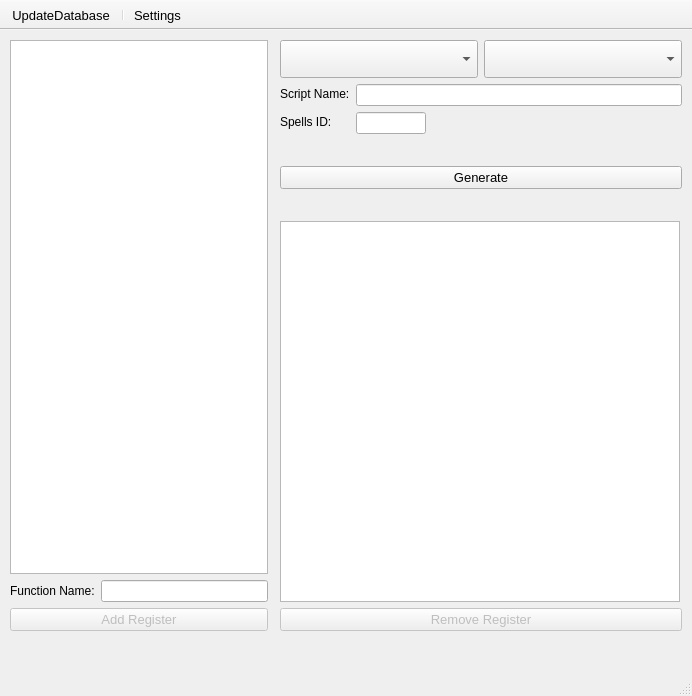
Yourp/UWOWDevelopHelper, file mainwindow.ui: the form before one commit.
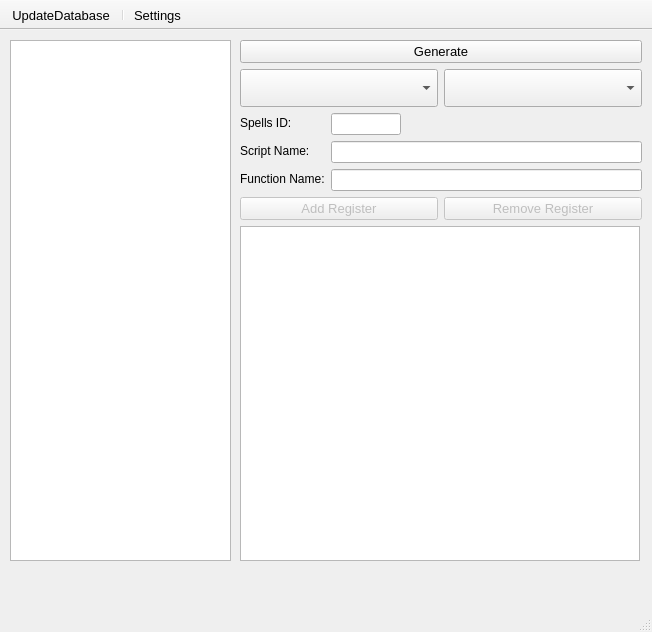
The form after the commit. Icons and pictures are not drawn.

Commit message: во, походу оно

Patch:
```diff
--- a/mainwindow.ui
+++ b/mainwindow.ui
@@ -12,8 +12,8 @@
    <rect>
     <x>0</x>
     <y>0</y>
-    <width>692</width>
-    <height>696</height>
+    <width>652</width>
+    <height>632</height>
    </rect>
   </property>
   <property name="contextMenuPolicy">
@@ -50,8 +50,8 @@
      <rect>
       <x>10</x>
       <y>10</y>
-      <width>258</width>
-      <height>591</height>
+      <width>221</width>
+      <height>521</height>
      </rect>
     </property>
     <layout class="QVBoxLayout" name="verticalLayout">
@@ -116,88 +116,55 @@
        </property>
       </widget>
      </item>
-     <item>
-      <layout class="QHBoxLayout" name="horizontalLayout_2">
-       <item>
-        <widget class="QLabel" name="label_3">
-         <property name="minimumSize">
-          <size>
-           <width>0</width>
-           <height>15</height>
-          </size>
-         </property>
-         <property name="maximumSize">
-          <size>
-           <width>16777215</width>
-           <height>15</height>
-          </size>
-         </property>
-         <property name="text">
-          <string>Function Name:</string>
-         </property>
-        </widget>
-       </item>
-       <item>
-        <widget class="QLineEdit" name="LE_FunctionName">
-         <property name="minimumSize">
-          <size>
-           <width>0</width>
-           <height>20</height>
-          </size>
-         </property>
-        </widget>
-       </item>
-      </layout>
-     </item>
-     <item>
-      <widget class="QPushButton" name="PB_AddRegister">
-       <property name="enabled">
-        <bool>false</bool>
-       </property>
-       <property name="font">
-        <font>
-         <pointsize>10</pointsize>
-        </font>
-       </property>
-       <property name="text">
-        <string>Add Register</string>
-       </property>
-       <property name="icon">
-        <iconset>
-         <normaloff>Icons/pencil_plus_icon_138298.png</normaloff>Icons/pencil_plus_icon_138298.png</iconset>
-       </property>
-       <property name="iconSize">
-        <size>
-         <width>30</width>
-         <height>30</height>
-        </size>
-       </property>
-       <property name="shortcut">
-        <string>Return</string>
-       </property>
-       <property name="autoDefault">
-        <bool>true</bool>
-       </property>
-       <property name="default">
-        <bool>true</bool>
-       </property>
-       <property name="flat">
-        <bool>false</bool>
-       </property>
-      </widget>
-     </item>
     </layout>
    </widget>
    <widget class="QWidget" name="">
     <property name="geometry">
      <rect>
-      <x>280</x>
+      <x>240</x>
       <y>10</y>
       <width>402</width>
-      <height>591</height>
+      <height>521</height>
      </rect>
     </property>
     <layout class="QVBoxLayout" name="verticalLayout_2">
+     <item>
+      <widget class="QPushButton" name="PB_GenerateCode">
+       <property name="font">
+        <font>
+         <pointsize>10</pointsize>
+        </font>
+       </property>
+       <property name="text">
+        <string>Generate</string>
+       </property>
+       <property name="icon">
+        <iconset>
+         <normaloff>Icons/language_cpp_icon_136465.png</normaloff>Icons/language_cpp_icon_136465.png</iconset>
+       </property>
+       <property name="iconSize">
+        <size>
+         <width>30</width>
+         <height>30</height>
+        </size>
+       </property>
+       <property name="checkable">
+        <bool>false</bool>
+       </property>
+       <property name="autoRepeatDelay">
+        <number>3000</number>
+       </property>
+       <property name="autoRepeatInterval">
+        <number>1000</number>
+       </property>
+       <property name="autoDefault">
+        <bool>false</bool>
+       </property>
+       <property name="default">
+        <bool>false</bool>
+       </property>
+      </widget>
+     </item>
      <item>
       <layout class="QHBoxLayout" name="horizontalLayout">
        <item>
@@ -244,35 +211,6 @@
      <item>
       <layout class="QFormLayout" name="formLayout">
        <item row="0" column="0">
-        <widget class="QLabel" name="label">
-         <property name="minimumSize">
-          <size>
-           <width>0</width>
-           <height>20</height>
-          </size>
-         </property>
-         <property name="maximumSize">
-          <size>
-           <width>16777215</width>
-           <height>20</height>
-          </size>
-         </property>
-         <property name="text">
-          <string>Script Name:</string>
-         </property>
-        </widget>
-       </item>
-       <item row="0" column="1">
-        <widget class="QLineEdit" name="LE_ScriptName">
-         <property name="minimumSize">
-          <size>
-           <width>128</width>
-           <height>0</height>
-          </size>
-         </property>
-        </widget>
-       </item>
-       <item row="1" column="0">
         <widget class="QLabel" name="label_2">
          <property name="minimumSize">
           <size>
@@ -291,7 +229,7 @@
          </property>
         </widget>
        </item>
-       <item row="1" column="1">
+       <item row="0" column="1">
         <widget class="QLineEdit" name="LE_SpellID">
          <property name="maximumSize">
           <size>
@@ -304,165 +242,145 @@
          </property>
         </widget>
        </item>
+       <item row="1" column="0">
+        <widget class="QLabel" name="label">
+         <property name="minimumSize">
+          <size>
+           <width>0</width>
+           <height>20</height>
+          </size>
+         </property>
+         <property name="maximumSize">
+          <size>
+           <width>16777215</width>
+           <height>20</height>
+          </size>
+         </property>
+         <property name="text">
+          <string>Script Name:</string>
+         </property>
+        </widget>
+       </item>
+       <item row="1" column="1">
+        <widget class="QLineEdit" name="LE_ScriptName">
+         <property name="minimumSize">
+          <size>
+           <width>128</width>
+           <height>0</height>
+          </size>
+         </property>
+        </widget>
+       </item>
+       <item row="2" column="0">
+        <widget class="QLabel" name="label_3">
+         <property name="minimumSize">
+          <size>
+           <width>0</width>
+           <height>20</height>
+          </size>
+         </property>
+         <property name="maximumSize">
+          <size>
+           <width>16777215</width>
+           <height>20</height>
+          </size>
+         </property>
+         <property name="text">
+          <string>Function Name:</string>
+         </property>
+        </widget>
+       </item>
+       <item row="2" column="1">
+        <widget class="QLineEdit" name="LE_FunctionName">
+         <property name="minimumSize">
+          <size>
+           <width>0</width>
+           <height>20</height>
+          </size>
+         </property>
+        </widget>
+       </item>
       </layout>
      </item>
      <item>
       <layout class="QHBoxLayout" name="horizontalLayout_3">
        <item>
-        <spacer name="horizontalSpacer">
-         <property name="orientation">
-          <enum>Qt::Horizontal</enum>
+        <widget class="QPushButton" name="PB_AddRegister">
+         <property name="enabled">
+          <bool>false</bool>
          </property>
-         <property name="sizeHint" stdset="0">
-          <size>
-           <width>40</width>
-           <height>20</height>
-          </size>
+         <property name="font">
+          <font>
+           <pointsize>10</pointsize>
+          </font>
          </property>
-        </spacer>
-       </item>
-       <item>
-        <widget class="QLabel" name="label_4">
-         <property name="enabled">
-          <bool>true</bool>
+         <property name="text">
+          <string>Add Register</string>
          </property>
-         <property name="maximumSize">
+         <property name="icon">
+          <iconset>
+           <normaloff>Icons/pencil_plus_icon_138298.png</normaloff>Icons/pencil_plus_icon_138298.png</iconset>
+         </property>
+         <property name="iconSize">
           <size>
-           <width>40</width>
-           <height>40</height>
+           <width>30</width>
+           <height>30</height>
           </size>
          </property>
-         <property name="layoutDirection">
-          <enum>Qt::LeftToRight</enum>
+         <property name="shortcut">
+          <string>Return</string>
          </property>
-         <property name="text">
-          <string/>
+         <property name="autoDefault">
+          <bool>true</bool>
          </property>
-         <property name="pixmap">
-          <pixmap>Icons/down-arrow_icon-icons.com_71215.png</pixmap>
-         </property>
-         <property name="scaledContents">
+         <property name="default">
           <bool>true</bool>
          </property>
-         <property name="alignment">
-          <set>Qt::AlignCenter</set>
-         </property>
-         <property name="wordWrap">
+         <property name="flat">
           <bool>false</bool>
          </property>
         </widget>
        </item>
        <item>
-        <spacer name="horizontalSpacer_2">
-         <property name="orientation">
-          <enum>Qt::Horizontal</enum>
+        <widget class="QPushButton" name="PB_RemoveRegister">
+         <property name="enabled">
+          <bool>false</bool>
          </property>
-         <property name="sizeHint" stdset="0">
-          <size>
-           <width>40</width>
-           <height>20</height>
-          </size>
+         <property name="font">
+          <font>
+           <pointsize>10</pointsize>
+          </font>
          </property>
-        </spacer>
-       </item>
-      </layout>
-     </item>
-     <item>
-      <widget class="QPushButton" name="PB_GenerateCode">
-       <property name="font">
-        <font>
-         <pointsize>10</pointsize>
-        </font>
-       </property>
-       <property name="text">
-        <string>Generate</string>
-       </property>
-       <property name="icon">
-        <iconset>
-         <normaloff>Icons/language_cpp_icon_136465.png</normaloff>Icons/language_cpp_icon_136465.png</iconset>
-       </property>
-       <property name="iconSize">
-        <size>
-         <width>30</width>
-         <height>30</height>
-        </size>
-       </property>
-       <property name="checkable">
-        <bool>false</bool>
-       </property>
-       <property name="autoRepeatDelay">
-        <number>3000</number>
-       </property>
-       <property name="autoRepeatInterval">
-        <number>1000</number>
-       </property>
-       <property name="autoDefault">
-        <bool>false</bool>
-       </property>
-       <property name="default">
-        <bool>false</bool>
-       </property>
-      </widget>
-     </item>
-     <item>
-      <layout class="QHBoxLayout" name="horizontalLayout_4">
-       <item>
-        <spacer name="horizontalSpacer_3">
-         <property name="orientation">
-          <enum>Qt::Horizontal</enum>
+         <property name="text">
+          <string>Remove Register</string>
          </property>
-         <property name="sizeHint" stdset="0">
-          <size>
-           <width>40</width>
-           <height>20</height>
-          </size>
+         <property name="icon">
+          <iconset>
+           <normaloff>Icons/delete_icon_135708.png</normaloff>Icons/delete_icon_135708.png</iconset>
          </property>
-        </spacer>
-       </item>
-       <item>
-        <widget class="QLabel" name="label_5">
-         <property name="enabled">
-          <bool>true</bool>
-         </property>
-         <property name="maximumSize">
+         <property name="iconSize">
           <size>
-           <width>40</width>
-           <height>40</height>
+           <width>30</width>
+           <height>30</height>
           </size>
          </property>
-         <property name="layoutDirection">
-          <enum>Qt::LeftToRight</enum>
+         <property name="shortcut">
+          <string>Del</string>
          </property>
-         <property name="text">
-          <string/>
+         <property name="checkable">
+          <bool>false</bool>
          </property>
-         <property name="pixmap">
-          <pixmap>Icons/up-arrow_icon-icons.com_70835.png</pixmap>
+         <property name="checked">
+          <bool>false</bool>
          </property>
-         <property name="scaledContents">
+         <property name="autoDefault">
           <bool>true</bool>
          </property>
-         <property name="alignment">
-          <set>Qt::AlignCenter</set>
+         <property name="default">
+          <bool>true</bool>
          </property>
-         <property name="wordWrap">
-          <bool>false</bool>
-         </property>
         </widget>
        </item>
-       <item>
-        <spacer name="horizontalSpacer_4">
-         <property name="orientation">
-          <enum>Qt::Horizontal</enum>
-         </property>
-         <property name="sizeHint" stdset="0">
-          <size>
-           <width>40</width>
-           <height>20</height>
-          </size>
-         </property>
-        </spacer>
-       </item>
       </layout>
      </item>
      <item>
@@ -625,46 +543,6 @@
        </column>
       </widget>
      </item>
-     <item>
-      <widget class="QPushButton" name="PB_RemoveRegister">
-       <property name="enabled">
-        <bool>false</bool>
-       </property>
-       <property name="font">
-        <font>
-         <pointsize>10</pointsize>
-        </font>
-       </property>
-       <property name="text">
-        <string>Remove Register</string>
-       </property>
-       <property name="icon">
-        <iconset>
-         <normaloff>Icons/delete_icon_135708.png</normaloff>Icons/delete_icon_135708.png</iconset>
-       </property>
-       <property name="iconSize">
-        <size>
-         <width>30</width>
-         <height>30</height>
-        </size>
-       </property>
-       <property name="shortcut">
-        <string>Del</string>
-       </property>
-       <property name="checkable">
-        <bool>false</bool>
-       </property>
-       <property name="checked">
-        <bool>false</bool>
-       </property>
-       <property name="autoDefault">
-        <bool>true</bool>
-       </property>
-       <property name="default">
-        <bool>true</bool>
-       </property>
-      </widget>
-     </item>
     </layout>
    </widget>
   </widget>
```
Left out of the diff: 2 changed lines with no effect on the pictures. The commit also changes 1 other file.
